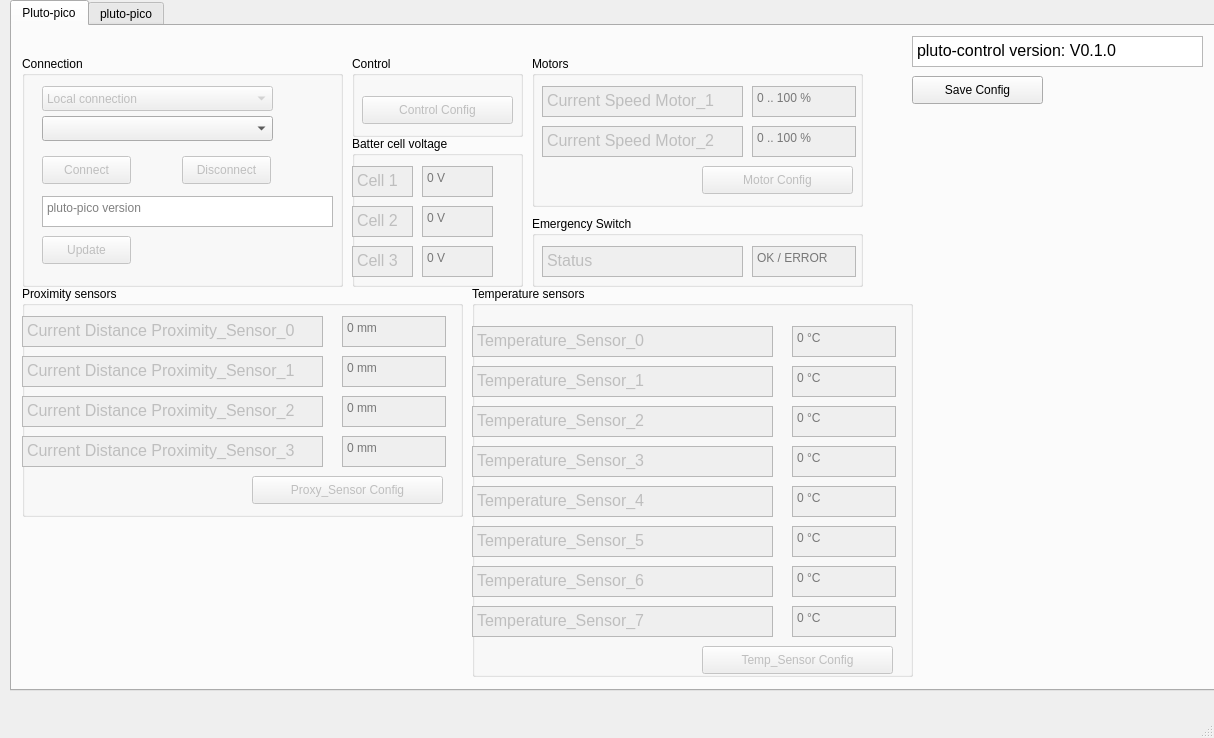
This is ui/pluto_control.ui in jruelli/pluto_control as Qt 5 draws it before an edit. The edited form follows.
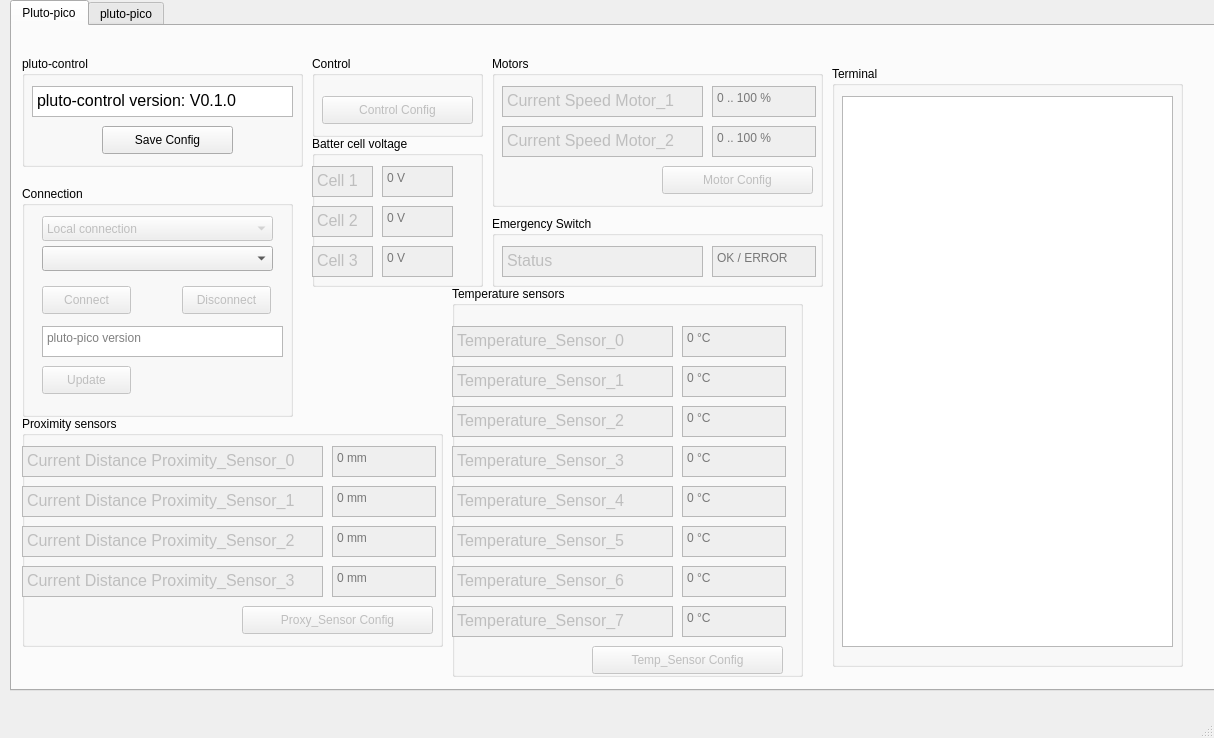
This is the edited form.

Commit message: write send & receive commands to terminal window

Patch:
```diff
--- a/ui/pluto_control.ui
+++ b/ui/pluto_control.ui
@@ -40,8 +40,8 @@
       <property name="geometry">
        <rect>
         <x>10</x>
-        <y>260</y>
-        <width>441</width>
+        <y>390</y>
+        <width>421</width>
         <height>231</height>
        </rect>
       </property>
@@ -77,7 +77,7 @@
        </property>
        <property name="geometry">
         <rect>
-         <x>320</x>
+         <x>310</x>
          <y>30</y>
          <width>104</width>
          <height>31</height>
@@ -123,7 +123,7 @@
        </property>
        <property name="geometry">
         <rect>
-         <x>320</x>
+         <x>310</x>
          <y>70</y>
          <width>104</width>
          <height>31</height>
@@ -169,7 +169,7 @@
        </property>
        <property name="geometry">
         <rect>
-         <x>320</x>
+         <x>310</x>
          <y>110</y>
          <width>104</width>
          <height>31</height>
@@ -215,7 +215,7 @@
        </property>
        <property name="geometry">
         <rect>
-         <x>320</x>
+         <x>310</x>
          <y>150</y>
          <width>104</width>
          <height>31</height>
@@ -238,7 +238,7 @@
        </property>
        <property name="geometry">
         <rect>
-         <x>230</x>
+         <x>220</x>
          <y>190</y>
          <width>191</width>
          <height>28</height>
@@ -252,9 +252,9 @@
      <widget class="QGroupBox" name="gB_TemperatureSensors">
       <property name="geometry">
        <rect>
-        <x>460</x>
+        <x>440</x>
         <y>260</y>
-        <width>441</width>
+        <width>351</width>
         <height>391</height>
        </rect>
       </property>
@@ -269,7 +269,7 @@
         <rect>
          <x>0</x>
          <y>40</y>
-         <width>301</width>
+         <width>221</width>
          <height>31</height>
         </rect>
        </property>
@@ -290,7 +290,7 @@
        </property>
        <property name="geometry">
         <rect>
-         <x>320</x>
+         <x>230</x>
          <y>40</y>
          <width>104</width>
          <height>31</height>
@@ -315,7 +315,7 @@
         <rect>
          <x>0</x>
          <y>80</y>
-         <width>301</width>
+         <width>221</width>
          <height>31</height>
         </rect>
        </property>
@@ -336,7 +336,7 @@
        </property>
        <property name="geometry">
         <rect>
-         <x>320</x>
+         <x>230</x>
          <y>80</y>
          <width>104</width>
          <height>31</height>
@@ -361,7 +361,7 @@
         <rect>
          <x>0</x>
          <y>120</y>
-         <width>301</width>
+         <width>221</width>
          <height>31</height>
         </rect>
        </property>
@@ -382,7 +382,7 @@
        </property>
        <property name="geometry">
         <rect>
-         <x>320</x>
+         <x>230</x>
          <y>120</y>
          <width>104</width>
          <height>31</height>
@@ -407,7 +407,7 @@
         <rect>
          <x>0</x>
          <y>160</y>
-         <width>301</width>
+         <width>221</width>
          <height>31</height>
         </rect>
        </property>
@@ -428,7 +428,7 @@
        </property>
        <property name="geometry">
         <rect>
-         <x>320</x>
+         <x>230</x>
          <y>160</y>
          <width>104</width>
          <height>31</height>
@@ -453,7 +453,7 @@
         <rect>
          <x>0</x>
          <y>320</y>
-         <width>301</width>
+         <width>221</width>
          <height>31</height>
         </rect>
        </property>
@@ -474,7 +474,7 @@
        </property>
        <property name="geometry">
         <rect>
-         <x>320</x>
+         <x>230</x>
          <y>320</y>
          <width>104</width>
          <height>31</height>
@@ -499,7 +499,7 @@
         <rect>
          <x>0</x>
          <y>280</y>
-         <width>301</width>
+         <width>221</width>
          <height>31</height>
         </rect>
        </property>
@@ -520,7 +520,7 @@
        </property>
        <property name="geometry">
         <rect>
-         <x>320</x>
+         <x>230</x>
          <y>280</y>
          <width>104</width>
          <height>31</height>
@@ -545,7 +545,7 @@
         <rect>
          <x>0</x>
          <y>200</y>
-         <width>301</width>
+         <width>221</width>
          <height>31</height>
         </rect>
        </property>
@@ -566,7 +566,7 @@
        </property>
        <property name="geometry">
         <rect>
-         <x>320</x>
+         <x>230</x>
          <y>200</y>
          <width>104</width>
          <height>31</height>
@@ -591,7 +591,7 @@
         <rect>
          <x>0</x>
          <y>240</y>
-         <width>301</width>
+         <width>221</width>
          <height>31</height>
         </rect>
        </property>
@@ -612,7 +612,7 @@
        </property>
        <property name="geometry">
         <rect>
-         <x>320</x>
+         <x>230</x>
          <y>240</y>
          <width>104</width>
          <height>31</height>
@@ -635,7 +635,7 @@
        </property>
        <property name="geometry">
         <rect>
-         <x>230</x>
+         <x>140</x>
          <y>360</y>
          <width>191</width>
          <height>28</height>
@@ -650,8 +650,8 @@
       <property name="geometry">
        <rect>
         <x>10</x>
-        <y>30</y>
-        <width>321</width>
+        <y>160</y>
+        <width>271</width>
         <height>231</height>
        </rect>
       </property>
@@ -710,7 +710,7 @@
         <rect>
          <x>20</x>
          <y>140</y>
-         <width>291</width>
+         <width>241</width>
          <height>31</height>
         </rect>
        </property>
@@ -767,7 +767,7 @@
      <widget class="QGroupBox" name="gB_Motors">
       <property name="geometry">
        <rect>
-        <x>520</x>
+        <x>480</x>
         <y>30</y>
         <width>331</width>
         <height>151</height>
@@ -888,7 +888,7 @@
      <widget class="QGroupBox" name="gB_EmergencySwitch">
       <property name="geometry">
        <rect>
-        <x>520</x>
+        <x>480</x>
         <y>190</y>
         <width>331</width>
         <height>71</height>
@@ -947,7 +947,7 @@
      <widget class="QGroupBox" name="gB_Control">
       <property name="geometry">
        <rect>
-        <x>340</x>
+        <x>300</x>
         <y>30</y>
         <width>171</width>
         <height>81</height>
@@ -979,7 +979,7 @@
      <widget class="QGroupBox" name="groupBox_28">
       <property name="geometry">
        <rect>
-        <x>340</x>
+        <x>300</x>
         <y>110</y>
         <width>171</width>
         <height>151</height>
@@ -1127,12 +1127,24 @@
        </property>
       </widget>
      </widget>
+     <widget class="QGroupBox" name="gB_pluto_control_version">
+      <property name="geometry">
+       <rect>
+        <x>10</x>
+        <y>30</y>
+        <width>281</width>
+        <height>111</height>
+       </rect>
+      </property>
+      <property name="title">
+       <string>pluto-control</string>
+      </property>
      <widget class="QTextEdit" name="tE_pluto_control_version">
       <property name="geometry">
        <rect>
-        <x>900</x>
-        <y>10</y>
-        <width>291</width>
+         <x>10</x>
+         <y>30</y>
+         <width>261</width>
         <height>31</height>
        </rect>
       </property>
@@ -1153,8 +1165,8 @@
       </property>
       <property name="geometry">
        <rect>
-        <x>900</x>
-        <y>50</y>
+         <x>80</x>
+         <y>70</y>
         <width>131</width>
         <height>28</height>
        </rect>
@@ -1165,6 +1177,40 @@
       <property name="checkable">
        <bool>true</bool>
       </property>
+      </widget>
+     </widget>
+     <widget class="QGroupBox" name="gB_pluto_control_version_2">
+      <property name="geometry">
+       <rect>
+        <x>820</x>
+        <y>40</y>
+        <width>351</width>
+        <height>601</height>
+       </rect>
+      </property>
+      <property name="title">
+       <string>Terminal</string>
+      </property>
+      <widget class="QTextEdit" name="tE_terminal">
+       <property name="geometry">
+        <rect>
+         <x>10</x>
+         <y>30</y>
+         <width>331</width>
+         <height>551</height>
+        </rect>
+       </property>
+       <property name="html">
+        <string>&lt;!DOCTYPE HTML PUBLIC &quot;-//W3C//DTD HTML 4.0//EN&quot; &quot;http://www.w3.org/TR/REC-html40/strict.dtd&quot;&gt;
+&lt;html&gt;&lt;head&gt;&lt;meta name=&quot;qrichtext&quot; content=&quot;1&quot; /&gt;&lt;style type=&quot;text/css&quot;&gt;
+p, li { white-space: pre-wrap; }
+&lt;/style&gt;&lt;/head&gt;&lt;body style=&quot; font-family:'MS Shell Dlg 2'; font-size:12pt; font-weight:400; font-style:normal;&quot;&gt;
+&lt;p style=&quot;-qt-paragraph-type:empty; margin-top:0px; margin-bottom:0px; margin-left:0px; margin-right:0px; -qt-block-indent:0; text-indent:0px;&quot;&gt;&lt;br /&gt;&lt;/p&gt;&lt;/body&gt;&lt;/html&gt;</string>
+       </property>
+       <property name="placeholderText">
+        <string/>
+       </property>
+      </widget>
      </widget>
     </widget>
     <widget class="QWidget" name="tab_2">
```
Lines whose indentation alone changed are shown as unchanged. The commit also changes 1 other file.
